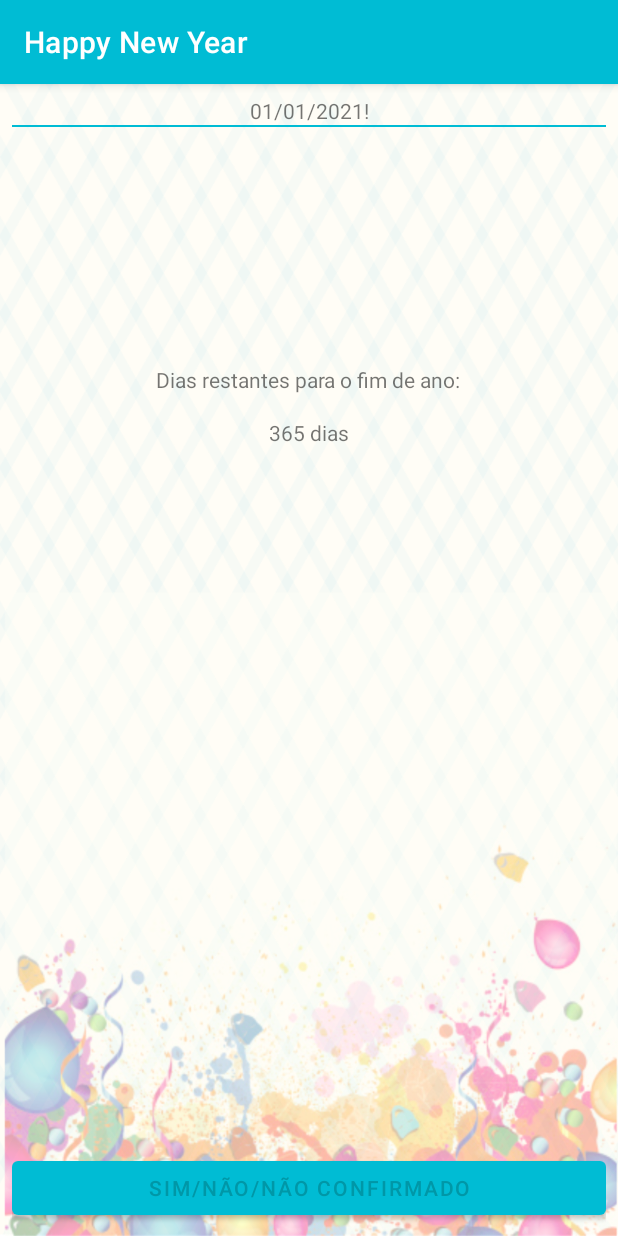
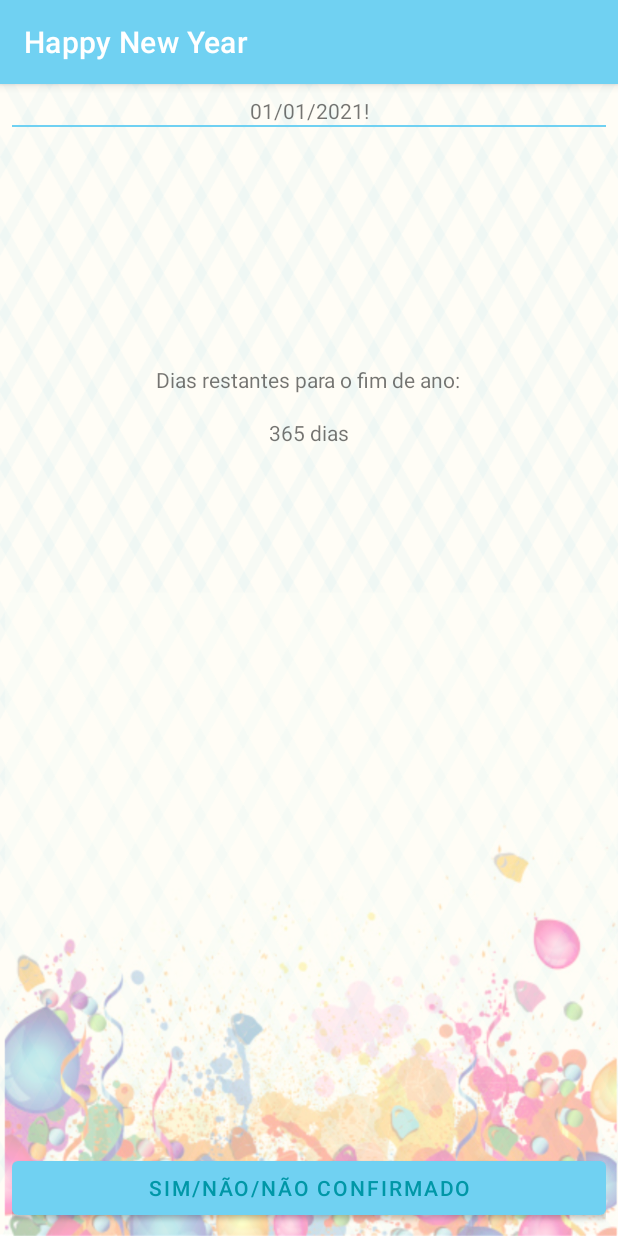
Before and after one commit to arthurmdros/HappyNewYear, an Android app: the screen it shows after launch (MainActivity), on a phone screen of 412 x 824 dp. Run offline under Robolectric (Android 15) with nearby library versions, the light colour scheme and no system bars.

Commit message:
Atualizando cor padrão do projeto

```diff
--- a/app/src/main/res/values/colors.xml
+++ b/app/src/main/res/values/colors.xml
@@ -1,6 +1,6 @@
 <?xml version="1.0" encoding="utf-8"?>
 <resources>
-    <color name="colorPrimary">#00BCd4</color>
+    <color name="colorPrimary">#70d1f2</color>
     <color name="colorPrimaryLight">#B2EBF2</color>
     <color name="colorPrimaryDark">#0097A7</color>
     <color name="colorAccent">#8bc34a</color>
```
